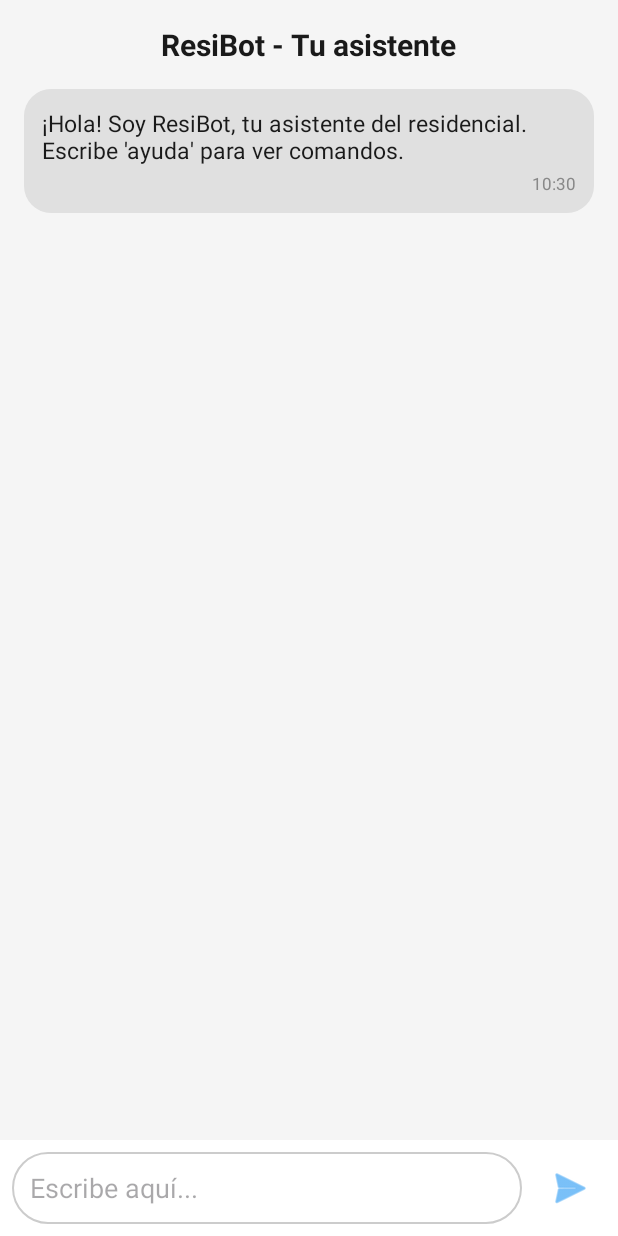
After one commit to TonySC2O/ResiOneMovil, an Android app: the ChatBotActivity screen opened directly, with no data from a screen before it, on a phone screen of 412 x 824 dp. The commit adds this screen. Run offline under Robolectric (Android 15) with nearby library versions, the phone set to English and light mode, and no system bars.

Commit message:
Implementación del ChatBot

```diff
--- a/ResiOneMobile/app/src/main/AndroidManifest.xml
+++ b/ResiOneMobile/app/src/main/AndroidManifest.xml
@@ -49,6 +49,12 @@
                 <category android:name="android.intent.category.LAUNCHER" />
             </intent-filter>
         </activity>
+
+        <activity
+            android:name="com.example.resionemobile.ChatBot.ChatBotActivity"
+            android:exported="false"
+            android:label="ResiBot - Asistente"
+            android:parentActivityName=".MainActivity" />
     </application>
 
 </manifest>
--- /dev/null
+++ b/ResiOneMobile/app/src/main/java/com/example/resionemobile/ChatBot/ChatAdapter.kt
@@ -0,0 +1,45 @@
+package com.example.resionemobile.chatbot
+
+import android.view.LayoutInflater
+import android.view.View
+import android.view.ViewGroup
+import android.widget.TextView
+import androidx.recyclerview.widget.RecyclerView
+import com.example.resionemobile.R
+import java.text.SimpleDateFormat
+import java.util.Date
+import java.util.Locale
+class ChatAdapter : RecyclerView.Adapter<ChatAdapter.ChatViewHolder>() {
+
+    private val messages = mutableListOf<ChatMessage>()
+
+    inner class ChatViewHolder(itemView: View) : RecyclerView.ViewHolder(itemView) {
+        val tvMessage: TextView = itemView.findViewById(R.id.tvMessage)
+        val tvTime: TextView = itemView.findViewById(R.id.tvTime)
+    }
+
+    override fun onCreateViewHolder(parent: ViewGroup, viewType: Int): ChatViewHolder {
+        val layout = if (viewType == 1) R.layout.item_message_user
+        else R.layout.item_message_bot
+        val view = LayoutInflater.from(parent.context).inflate(layout, parent, false)
+        return ChatViewHolder(view)
+    }
+
+    override fun onBindViewHolder(holder: ChatViewHolder, position: Int) {
+        val msg = messages[position]
+        holder.tvMessage.text = msg.message
+        holder.tvTime.text = SimpleDateFormat("HH:mm", Locale.getDefault())
+            .format(Date(msg.timestamp))
+    }
+
+    override fun getItemViewType(position: Int): Int {
+        return if (messages[position].isSentByUser) 1 else 0
+    }
+
+    override fun getItemCount() = messages.size
+
+    fun addMessage(message: ChatMessage) {
+        messages.add(message)
+        notifyItemInserted(messages.size - 1)
+    }
+}
--- /dev/null
+++ b/ResiOneMobile/app/src/main/java/com/example/resionemobile/ChatBot/ChatBotActivity.kt
@@ -0,0 +1,20 @@
+package com.example.resionemobile.ChatBot
+import android.os.Bundle
+import com.example.resionemobile.BaseActivity
+import com.example.resionemobile.R
+
+class ChatBotActivity : BaseActivity() {
+
+    override fun onCreate(savedInstanceState: Bundle?) {
+        super.onCreate(savedInstanceState)
+        setContentView(R.layout.activity_chatbot)  // ← Este es el layout que acabamos de crear
+
+        supportActionBar?.title = "ResiBot - Asistente"
+        supportActionBar?.setDisplayHomeAsUpEnabled(true)
+    }
+
+    override fun onSupportNavigateUp(): Boolean {
+        finish()
+        return true
+    }
+}
--- /dev/null
+++ b/ResiOneMobile/app/src/main/java/com/example/resionemobile/ChatBot/ChatBotFragment.kt
@@ -0,0 +1,72 @@
+package com.example.resionemobile.chatbot
+
+import android.os.Bundle
+import androidx.fragment.app.Fragment
+import android.view.LayoutInflater
+import android.view.View
+import android.view.ViewGroup
+import androidx.recyclerview.widget.LinearLayoutManager
+import com.example.resionemobile.databinding.FragmentChatbotBinding
+import java.text.SimpleDateFormat
+import java.util.Date
+import java.util.Locale
+class ChatbotFragment : Fragment() {
+
+    private var _binding: FragmentChatbotBinding? = null
+    private val binding get() = _binding!!
+    private lateinit var adapter: ChatAdapter
+
+    // MAPA DE RESPUESTAS (aquí pones todas las palabras clave que quieras)
+    private val respuestas = mapOf(
+        "hola" to "¡Hola! ¿En qué te puedo ayudar hoy?",
+        "cuota" to "La cuota de mantenimiento se paga mensualmente. Puedes verla en el módulo de Pagos.",
+        "pagar" to "Puedes pagar por transferencia o efectivo. Sube el comprobante en la sección Pagos.",
+        "visita" to "Para autorizar una visita, ve a Seguridad → Registrar visitante. Se genera un QR automáticamente.",
+        "qr" to "El QR se envía al correo del visitante. También puedes generarlo desde la app.",
+        "mantenimiento" to "Reporta daños en el módulo de Incidencias. Un técnico será asignado pronto.",
+        "salón" to "Reserva el salón de eventos en la sección Espacios Comunes.",
+        "cancelar" to "Puedes cancelar reservas con al menos 24 horas de anticipación sin penalización.",
+        "horario" to "La administración atiende de lunes a viernes de 8:00 a.m. a 5:00 p.m.",
+        "ayuda" to "Puedo ayudarte con: cuota, pagar, visita, QR, mantenimiento, salón, cancelar, horario"
+    )
+
+    override fun onCreateView(inflater: LayoutInflater, container: ViewGroup?, savedInstanceState: Bundle?): View {
+        _binding = FragmentChatbotBinding.inflate(inflater, container, false)
+        return binding.root
+    }
+
+    override fun onViewCreated(view: View, savedInstanceState: Bundle?) {
+        super.onViewCreated(view, savedInstanceState)
+
+        adapter = ChatAdapter()
+        binding.rvChat.adapter = adapter
+        binding.rvChat.layoutManager = LinearLayoutManager(requireContext())
+
+        // Mensaje de bienvenida
+        adapter.addMessage(ChatMessage("¡Hola! Soy ResiBot, tu asistente del residencial. Escribe 'ayuda' para ver comandos.", false))
+
+        binding.btnSend.setOnClickListener {
+            val texto = binding.etMessage.text.toString().trim().lowercase()
+            if (texto.isNotEmpty()) {
+                // Mensaje del usuario
+                adapter.addMessage(ChatMessage(texto.replaceFirstChar { it.uppercase() }, true))
+                binding.etMessage.text?.clear()
+
+                // Respuesta del bot
+                val respuesta = respuestas.entries.find { texto.contains(it.key) }?.value
+                    ?: "Lo siento, no entendí. Escribe 'ayuda' para ver lo que puedo hacer."
+
+                // Simular delay como si estuviera "pensando"
+                view.postDelayed({
+                    adapter.addMessage(ChatMessage(respuesta, false))
+                    binding.rvChat.scrollToPosition(adapter.itemCount - 1)
+                }, 600)
+            }
+        }
+    }
+
+    override fun onDestroyView() {
+        super.onDestroyView()
+        _binding = null
+    }
+}
--- /dev/null
+++ b/ResiOneMobile/app/src/main/java/com/example/resionemobile/ChatBot/ChatMessage.kt
@@ -0,0 +1,7 @@
+package com.example.resionemobile.chatbot
+
+data class ChatMessage(
+    val message: String,
+    val isSentByUser: Boolean,
+    val timestamp: Long = System.currentTimeMillis()
+)
--- /dev/null
+++ b/ResiOneMobile/app/src/main/java/com/example/resionemobile/ChatBot/ChatbotManager.kt
@@ -0,0 +1,4 @@
+package com.example.resionemobile.ChatBot
+
+class ChatbotManager {
+}
--- /dev/null
+++ b/ResiOneMobile/app/src/main/res/drawable/bg_edittext_rounded.xml
@@ -0,0 +1,5 @@
+<shape xmlns:android="http://schemas.android.com/apk/res/android">
+    <solid android:color="#FFFFFF"/>
+    <stroke android:width="1dp" android:color="#CCCCCC"/>
+    <corners android:radius="24dp"/>
+</shape>
--- /dev/null
+++ b/ResiOneMobile/app/src/main/res/drawable/bg_message_bot.xml
@@ -0,0 +1,4 @@
+<shape xmlns:android="http://schemas.android.com/apk/res/android">
+    <solid android:color="#E0E0E0"/>
+    <corners android:radius="18dp"/>
+</shape>
--- /dev/null
+++ b/ResiOneMobile/app/src/main/res/drawable/bg_message_user.xml
@@ -0,0 +1,4 @@
+<shape xmlns:android="http://schemas.android.com/apk/res/android">
+    <solid android:color="#2196F3"/>
+    <corners android:radius="18dp"/>
+</shape>
--- /dev/null
+++ b/ResiOneMobile/app/src/main/res/layout/activity_chatbot.xml
@@ -0,0 +1,21 @@
+<?xml version="1.0" encoding="utf-8"?>
+<LinearLayout xmlns:android="http://schemas.android.com/apk/res/android"
+    android:layout_width="match_parent"
+    android:layout_height="match_parent"
+    android:orientation="vertical">
+
+    <FrameLayout
+        android:id="@+id/chatbotContainer"
+        android:layout_width="match_parent"
+        android:layout_height="match_parent">
+
+        <!-- Aquí se carga el ChatBotFragment -->
+        <fragment
+            android:id="@+id/chatbotFragment"
+            android:name="com.example.resionemobile.chatbot.ChatbotFragment"
+            android:layout_width="match_parent"
+            android:layout_height="match_parent" />
+
+    </FrameLayout>
+
+</LinearLayout>
--- /dev/null
+++ b/ResiOneMobile/app/src/main/res/layout/fragment_chatbot.xml
@@ -0,0 +1,72 @@
+<?xml version="1.0" encoding="utf-8"?>
+<androidx.constraintlayout.widget.ConstraintLayout
+    xmlns:android="http://schemas.android.com/apk/res/android"
+    xmlns:app="http://schemas.android.com/apk/res-auto"
+    android:layout_width="match_parent"
+    android:layout_height="match_parent"
+    android:background="#F5F5F5">
+
+    <!-- Título -->
+    <TextView
+        android:id="@+id/tvTitle"
+        android:layout_width="wrap_content"
+        android:layout_height="wrap_content"
+        android:text="ResiBot - Tu asistente"
+        android:textSize="20sp"
+        android:textStyle="bold"
+        android:textColor="#1A1A1A"
+        app:layout_constraintTop_toTopOf="parent"
+        app:layout_constraintStart_toStartOf="parent"
+        app:layout_constraintEnd_toEndOf="parent"
+        android:layout_marginTop="16dp"/>
+
+    <!-- RecyclerView del chat -->
+    <androidx.recyclerview.widget.RecyclerView
+        android:id="@+id/rvChat"
+        android:layout_width="0dp"
+        android:layout_height="0dp"
+        app:layout_constraintTop_toBottomOf="@id/tvTitle"
+        app:layout_constraintBottom_toTopOf="@id/layoutInput"
+        app:layout_constraintStart_toStartOf="parent"
+        app:layout_constraintEnd_toEndOf="parent"
+        android:padding="12dp"
+        android:clipToPadding="false"
+        app:stackFromEnd="true"
+        app:layout_behavior="@string/appbar_scrolling_view_behavior"
+        android:transcriptMode="normal"/>
+
+
+    <!-- Área de entrada -->
+    <LinearLayout
+        android:id="@+id/layoutInput"
+        android:layout_width="0dp"
+        android:layout_height="wrap_content"
+        android:orientation="horizontal"
+        android:background="#FFFFFF"
+        android:padding="8dp"
+        app:layout_constraintBottom_toBottomOf="parent"
+        app:layout_constraintStart_toStartOf="parent"
+        app:layout_constraintEnd_toEndOf="parent">
+
+        <EditText
+            android:id="@+id/etMessage"
+            android:layout_width="0dp"
+            android:layout_height="48dp"
+            android:layout_weight="1"
+            android:hint="Escribe aquí..."
+            android:background="@drawable/bg_edittext_rounded"
+            android:padding="12dp"
+            android:inputType="textCapSentences"/>
+
+        <ImageButton
+            android:id="@+id/btnSend"
+            android:layout_width="48dp"
+            android:layout_height="48dp"
+            android:src="@android:drawable/ic_menu_send"
+            android:background="?attr/selectableItemBackgroundBorderless"
+            android:contentDescription="Enviar"
+            android:layout_marginStart="8dp"
+            android:tint="@color/colorPrimary"/>
+    </LinearLayout>
+
+</androidx.constraintlayout.widget.ConstraintLayout>
--- /dev/null
+++ b/ResiOneMobile/app/src/main/res/layout/item_message_bot.xml
@@ -0,0 +1,32 @@
+<?xml version="1.0" encoding="utf-8"?>
+<LinearLayout xmlns:android="http://schemas.android.com/apk/res/android"
+    android:layout_width="wrap_content"
+    android:layout_height="wrap_content"
+    android:layout_gravity="start"
+    android:background="@drawable/bg_message_bot"
+    android:padding="12dp"
+    android:layout_margin="4dp"
+    android:maxWidth="280dp">
+
+    <LinearLayout
+        android:orientation="vertical"
+        android:layout_width="wrap_content"
+        android:layout_height="wrap_content">
+
+        <TextView
+            android:id="@+id/tvMessage"
+            android:layout_width="wrap_content"
+            android:layout_height="wrap_content"
+            android:textColor="#1A1A1A"
+            android:textSize="15sp"/>
+
+        <TextView
+            android:id="@+id/tvTime"
+            android:layout_width="wrap_content"
+            android:layout_height="wrap_content"
+            android:textColor="#888888"
+            android:textSize="11sp"
+            android:layout_gravity="end"
+            android:layout_marginTop="4dp"/>
+    </LinearLayout>
+</LinearLayout>
--- a/ResiOneMobile/app/src/main/res/menu/menu_main.xml
+++ b/ResiOneMobile/app/src/main/res/menu/menu_main.xml
@@ -33,4 +33,8 @@
         android:orderInCategory="100"
         android:title="@string/action_settings"
         app:showAsAction="never" />
+    <item
+        android:id="@+id/action_chatbot"
+        android:title="ResiBot"
+        app:showAsAction="ifRoom|withText" />
 </menu>
```
Also changed, not shown: ResiOneMobile/app/src/main/java/com/example/resionemobile/BaseActivity.kt (+26 -92 lines), ResiOneMobile/app/src/main/res/layout/item_message_user.xml (added, +32 -0 lines), ResiOneMobile/app/src/main/res/values/colors.xml (+17 -3 lines).
